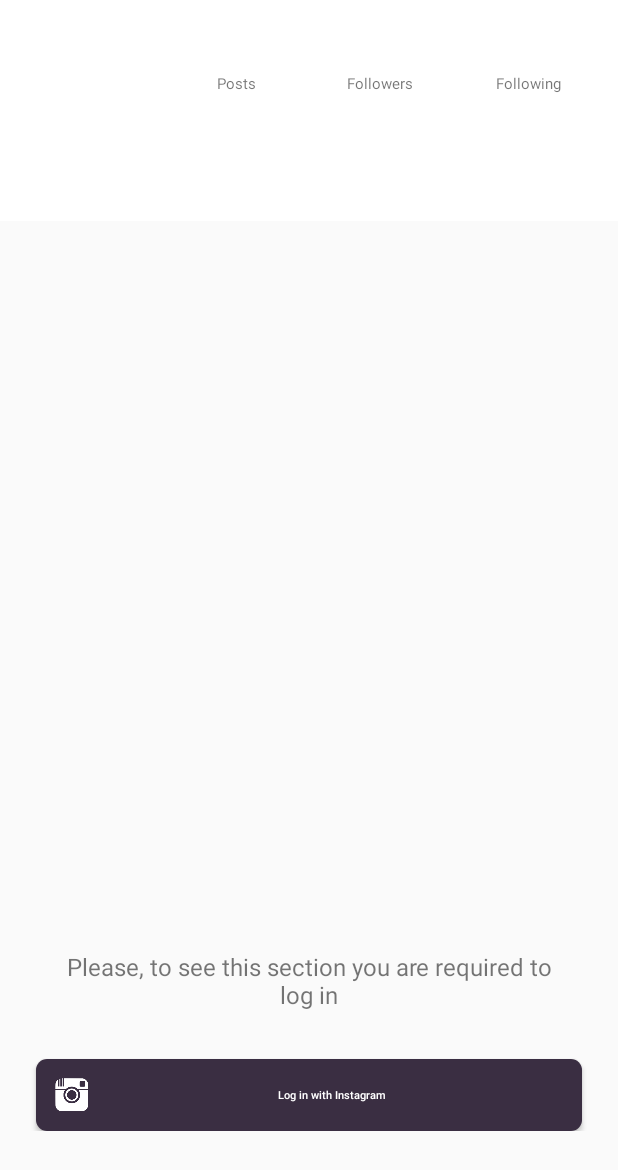
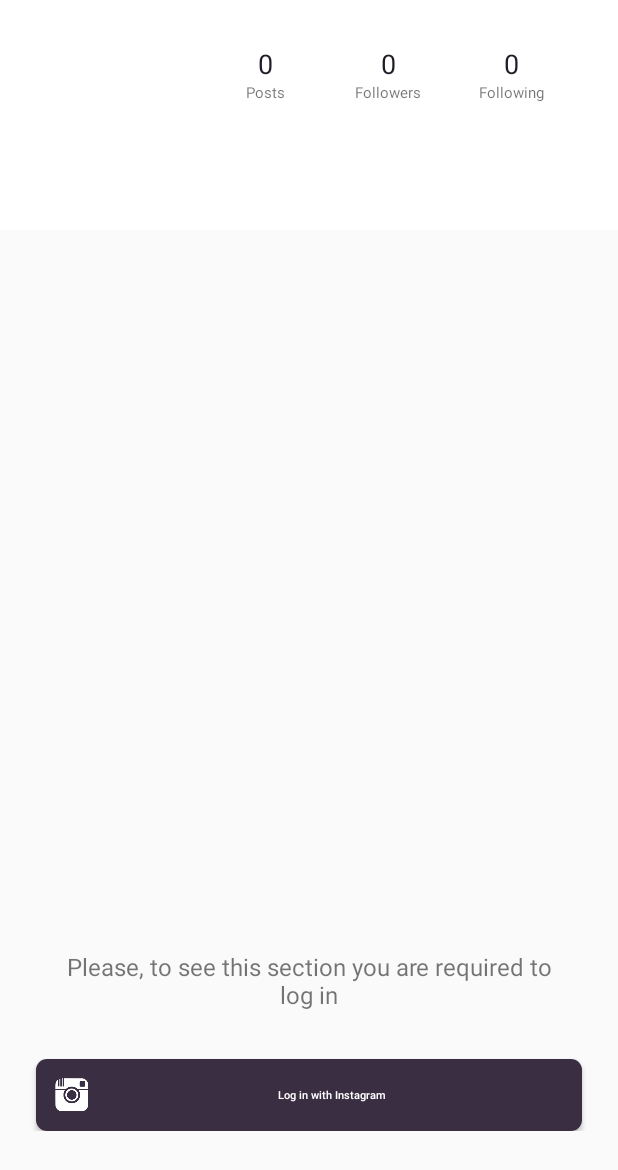
Before and after one commit to m-salcedo/socialma, an Android app: the layout fragment_instagram.xml on its own in the app's theme, with its tools: preview values and no code run, on a phone screen of 412 x 824 dp. Shown: the top 1170 px of the screen. Run offline under Robolectric (Android 15) with nearby library versions, the phone set to English and light mode, and no system bars.

```diff
--- a/app/src/main/java/com/msalcedo/socialma/home/twitter/TwitterListFragment.kt
+++ b/app/src/main/java/com/msalcedo/socialma/home/twitter/TwitterListFragment.kt
@@ -3,6 +3,7 @@ package com.msalcedo.socialma.home.twitter
 import android.content.Intent
 import android.os.Bundle
 import android.support.v4.app.Fragment
+import android.support.v7.app.AppCompatActivity
 import android.util.Log
 import android.view.LayoutInflater
 import android.view.View
@@ -11,6 +12,7 @@ import com.msalcedo.socialma.app.Application
 import com.msalcedo.socialma.home.twitter.di.DaggerTwitterListComponent
 import com.msalcedo.socialma.home.twitter.di.TwitterListModule
 import com.msalcedo.socialma.home.twitter.mvp.TwitterListContract
+import com.twitter.sdk.android.core.identity.TwitterAuthClient
 import kotlinx.android.synthetic.main.fragment_twitter_list.*
 import javax.inject.Inject
 
@@ -66,6 +68,11 @@ class TwitterListFragment : Fragment(), TwitterListContract.View.UI {
 
     override fun onActivityResult(requestCode: Int, resultCode: Int, data: Intent?) {
         super.onActivityResult(requestCode, resultCode, data)
-        btnTwitter.onActivityResult(requestCode, resultCode, data)
+        val twitterAuthClient = TwitterAuthClient()
+        if (twitterAuthClient.requestCode == requestCode && resultCode != AppCompatActivity.RESULT_CANCELED) {
+            btnTwitter.onActivityResult(requestCode, resultCode, data)
+        } else {
+            twitterAuthClient.cancelAuthorize()
+        }
     }
 }
--- a/app/src/main/java/com/msalcedo/socialma/login/LoginActivity.kt
+++ b/app/src/main/java/com/msalcedo/socialma/login/LoginActivity.kt
@@ -4,6 +4,7 @@ import android.app.Activity
 import android.content.Context
 import android.content.Intent
 import android.os.Bundle
+import android.support.v7.app.AppCompatActivity
 import android.util.Log
 import android.view.animation.AlphaAnimation
 import com.msalcedo.socialma.R
@@ -14,6 +15,7 @@ import com.msalcedo.socialma.login.di.DaggerLoginComponent
 import com.msalcedo.socialma.login.di.LoginModule
 import com.msalcedo.socialma.login.mvp.LoginContract
 import com.msalcedo.socialma.utils.Constant
+import com.twitter.sdk.android.core.identity.TwitterAuthClient
 import kotlinx.android.synthetic.main.form_login.*
 import org.jetbrains.anko.intentFor
 import javax.inject.Inject
@@ -62,7 +64,14 @@ class LoginActivity : RxActivity() {
 
     override fun onActivityResult(requestCode: Int, resultCode: Int, data: Intent?) {
         super.onActivityResult(requestCode, resultCode, data)
-        btnTwitter.onActivityResult(requestCode, resultCode, data)
+
+        val twitterAuthClient = TwitterAuthClient()
+        if (twitterAuthClient.requestCode == requestCode && resultCode != AppCompatActivity.RESULT_CANCELED) {
+            btnTwitter.onActivityResult(requestCode, resultCode, data)
+        }
+        else {
+            twitterAuthClient.cancelAuthorize()
+        }
 
         if (requestCode == INSTAGRAM_LOGIN) {
             when (resultCode) {
--- a/app/src/main/java/com/msalcedo/socialma/setting/SettingActivity.kt
+++ b/app/src/main/java/com/msalcedo/socialma/setting/SettingActivity.kt
@@ -39,6 +39,7 @@ class SettingActivity : RxActivity() {
         setSupportActionBar(toolbar)
         supportActionBar!!.setDisplayHomeAsUpEnabled(true)
         supportActionBar!!.setDisplayShowHomeEnabled(true)
+        toolbar.setNavigationOnClickListener { onBackPressed() }
         presenter.onCreate()
     }
 
--- a/app/src/main/res/layout/snippet_top_profile.xml
+++ b/app/src/main/res/layout/snippet_top_profile.xml
@@ -1,94 +1,96 @@
 <merge xmlns:android="http://schemas.android.com/apk/res/android"
     xmlns:app="http://schemas.android.com/apk/res-auto"
     xmlns:tools="http://schemas.android.com/tools">
-
 
     <android.support.constraint.ConstraintLayout
         android:layout_width="match_parent"
         android:layout_height="wrap_content">
 
+        <LinearLayout
+            android:layout_width="match_parent"
+            android:layout_height="wrap_content"
+            android:layout_marginTop="16dp"
+            android:orientation="horizontal">
+
+            <LinearLayout
+                android:layout_width="0dp"
+                android:layout_height="wrap_content"
+                android:layout_weight="1"
+                android:orientation="vertical">
 
                 <TextView
                     android:id="@+id/tvPosts"
-            android:layout_width="wrap_content"
-            android:layout_height="wrap_content"
-            android:layout_marginLeft="8dp"
-            android:layout_marginTop="2dp"
-            android:textColor="@color/black"
-            android:textSize="18sp"
-            app:layout_constraintLeft_toLeftOf="parent"
-            app:layout_constraintTop_toTopOf="parent"
-            tools:text="250" />
-
-        <TextView
-            android:id="@+id/textPosts"
                     style="@style/TextLight"
                     android:layout_width="wrap_content"
                     android:layout_height="wrap_content"
-            android:layout_marginLeft="8dp"
-            android:layout_marginTop="-8dp"
-            android:text="Posts"
-            android:textSize="@dimen/text.xs"
-            app:layout_constraintLeft_toLeftOf="parent"
-            app:layout_constraintTop_toBottomOf="@+id/tvPosts" />
+                    android:layout_gravity="center"
+                    android:text="0"
+                    android:textColor="@color/black"
+                    android:textSize="@dimen/text.xlg" />
+
+                <TextView
+                    style="@style/TextLight"
+                    android:layout_width="wrap_content"
+                    android:layout_height="wrap_content"
+                    android:layout_gravity="center"
+                    android:text="@string/post"
+                    android:textSize="@dimen/text.xs" />
+
+            </LinearLayout>
+
+            <LinearLayout
+                android:layout_width="0dp"
+                android:layout_height="wrap_content"
+                android:layout_weight="1"
+                android:orientation="vertical">
 
                 <TextView
                     android:id="@+id/tvFollowers"
-            android:layout_width="wrap_content"
-            android:layout_height="wrap_content"
-            android:layout_marginLeft="8dp"
-            android:layout_marginRight="8dp"
-            android:layout_marginTop="2dp"
-            android:textColor="@color/black"
-            android:textSize="18sp"
-            app:layout_constraintLeft_toRightOf="@+id/tvPosts"
-            app:layout_constraintRight_toLeftOf="@+id/tvFollowing"
-            app:layout_constraintTop_toTopOf="parent"
-            tools:text="300" />
-
-        <TextView
-            android:id="@+id/textFollowers"
                     style="@style/TextLight"
                     android:layout_width="wrap_content"
                     android:layout_height="wrap_content"
-            android:layout_marginLeft="8dp"
-            android:layout_marginRight="8dp"
-            android:layout_marginTop="-8dp"
-            android:text="Followers"
-            android:textSize="@dimen/text.xs"
-            app:layout_constraintHorizontal_bias="0.526"
-            app:layout_constraintLeft_toRightOf="@+id/textPosts"
-            app:layout_constraintRight_toLeftOf="@+id/textFollolwing"
-            app:layout_constraintTop_toBottomOf="@+id/tvFollowers" />
+                    android:layout_gravity="center"
+                    android:text="0"
+                    android:textColor="@color/black"
+                    android:textSize="@dimen/text.xlg" />
+
+                <TextView
+
+                    android:layout_width="wrap_content"
+                    android:layout_height="wrap_content"
+                    android:layout_gravity="center"
+                    android:text="@string/followers"
+                    android:textSize="@dimen/text.xs" />
+
+
+            </LinearLayout>
+
+            <LinearLayout
+                android:layout_width="0dp"
+                android:layout_height="wrap_content"
+                android:layout_weight="1"
+                android:orientation="vertical">
 
                 <TextView
                     android:id="@+id/tvFollowing"
-            android:layout_width="wrap_content"
-            android:layout_height="wrap_content"
-            android:layout_marginLeft="8dp"
-            android:layout_marginRight="8dp"
-            android:layout_marginTop="2dp"
-            android:textColor="@color/black"
-            android:textSize="18sp"
-            app:layout_constraintRight_toRightOf="parent"
-            app:layout_constraintTop_toTopOf="parent"
-            tools:text="300" />
-
-        <TextView
-            android:id="@+id/textFollolwing"
                     style="@style/TextLight"
                     android:layout_width="wrap_content"
                     android:layout_height="wrap_content"
-            android:layout_marginLeft="8dp"
-            android:layout_marginRight="8dp"
-            android:layout_marginTop="-8dp"
-            android:text="Following"
-            android:textSize="@dimen/text.xs"
-            app:layout_constraintRight_toRightOf="parent"
-            app:layout_constraintTop_toBottomOf="@+id/tvFollowing" />
+                    android:layout_gravity="center"
+                    android:text="0"
+                    android:textColor="@color/black"
+                    android:textSize="@dimen/text.xlg" />
 
+                <TextView
+                    android:layout_width="wrap_content"
+                    android:layout_height="wrap_content"
+                    android:layout_gravity="center"
+                    android:text="@string/following"
+                    android:textSize="@dimen/text.xs" />
+
+            </LinearLayout>
+        </LinearLayout>
 
     </android.support.constraint.ConstraintLayout>
 
-
 </merge>
--- a/app/src/main/res/values/strings.xml
+++ b/app/src/main/res/values/strings.xml
@@ -32,6 +32,9 @@
     <string name="no">No</string>
     <string name="ig_confirm_logout">Are you sure you want to logout instagram?</string>
     <string name="tw_confirm_logout">Are you sure you want to logout twitter?</string>
+    <string name="post">Posts</string>
+    <string name="followers">Followers</string>
+    <string name="following">Following</string>
 
 
 </resources>
```
Also changed, not shown: 1 other file. Lines whose indentation alone changed are shown as unchanged.
